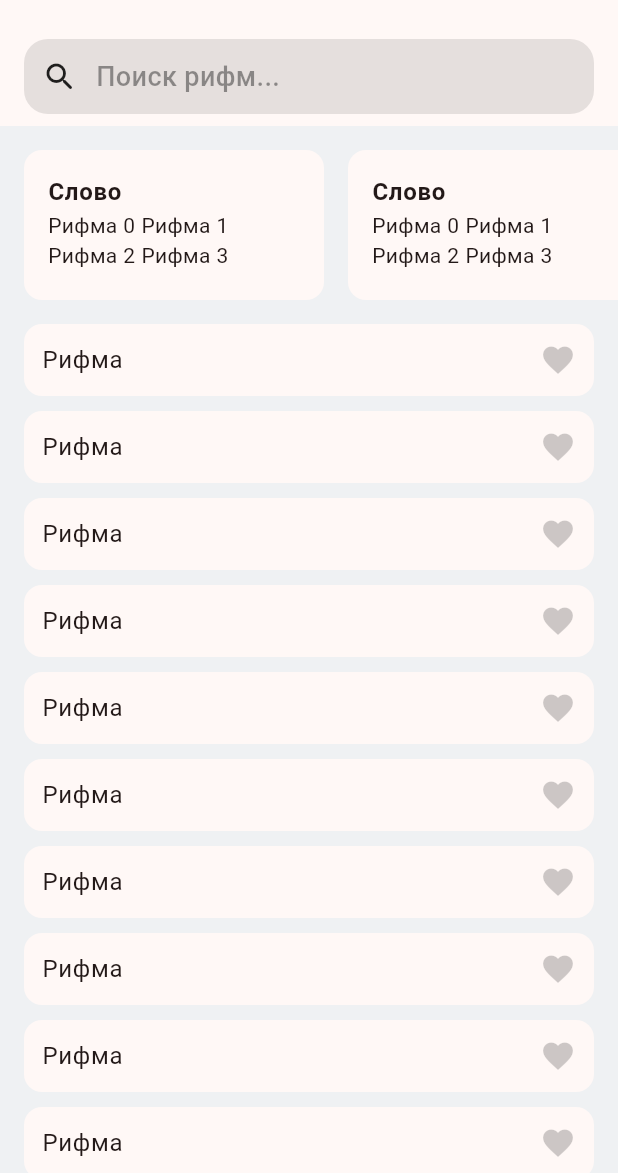
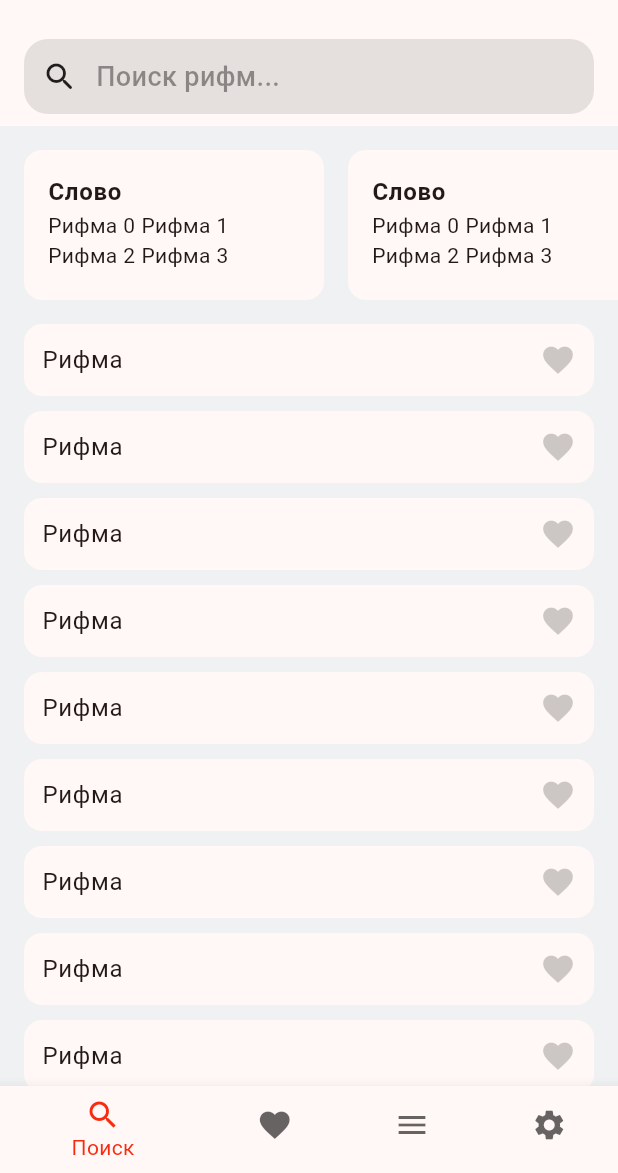
Before and after one commit to erbollj/Rhymer, a Flutter app: the screen it shows after launch, after a tap on the "favorite" icon, on a phone screen of 412 x 824 dp, the part 63-1236 px from its top. Run offline on Flutter 3.47's test engine with Material 3 defaults, Android fonts, the phone set to English and light mode, and no system bars.

Commit message:
BottomNavigation

```diff
--- a/lib/main.dart
+++ b/lib/main.dart
@@ -23,15 +23,66 @@ class MyApp extends StatelessWidget {
   }
 }
 
-class HomeScreen extends StatelessWidget {
+class HomeScreen extends StatefulWidget {
   const HomeScreen({
     super.key,
   });
 
   @override
+  State<HomeScreen> createState() => _HomeScreenState();
+}
+
+class _HomeScreenState extends State<HomeScreen> {
+  var _selectedPageIndex = 0;
+  final _pageController = PageController();
+
+  @override
   Widget build(BuildContext context) {
+    final theme = Theme.of(context);
     return Scaffold(
-      body: CustomScrollView(
+      body: PageView(
+          controller: _pageController,
+          onPageChanged: (value) {
+            setState(() => _selectedPageIndex = value);
+          },
+          children: const [
+            SearchScreen(),
+            Scaffold(),
+            Scaffold(),
+            Scaffold(),
+          ]),
+      bottomNavigationBar: BottomNavigationBar(
+        selectedItemColor: theme.primaryColor,
+        unselectedItemColor: theme.hintColor,
+        currentIndex: _selectedPageIndex,
+        onTap: _openPage,
+        items: const [
+          BottomNavigationBarItem(icon: Icon(Icons.search), label: "Поиск"),
+          BottomNavigationBarItem(
+              icon: Icon(Icons.favorite), label: "Избранное"),
+          BottomNavigationBarItem(icon: Icon(Icons.menu), label: "Стрихи"),
+          BottomNavigationBarItem(
+              icon: Icon(Icons.settings), label: "Настройки"),
+        ],
+      ),
+    );
+  }
+
+  void _openPage(int index) {
+    setState(() => _selectedPageIndex = index);
+    _pageController.animateToPage(index,
+        duration: const Duration(milliseconds: 300), curve: Curves.linear);
+  }
+}
+
+class SearchScreen extends StatelessWidget {
+  const SearchScreen({
+    super.key,
+  });
+
+  @override
+  Widget build(BuildContext context) {
+    return CustomScrollView(
       slivers: [
         const SliverAppBar(
           pinned: true,
@@ -75,7 +126,6 @@ class HomeScreen extends StatelessWidget {
         SliverList.builder(
             itemBuilder: (context, index) => const RhymeListCard()),
       ],
-      ),
     );
   }
 }
```
Lines whose indentation alone changed are shown as unchanged.
